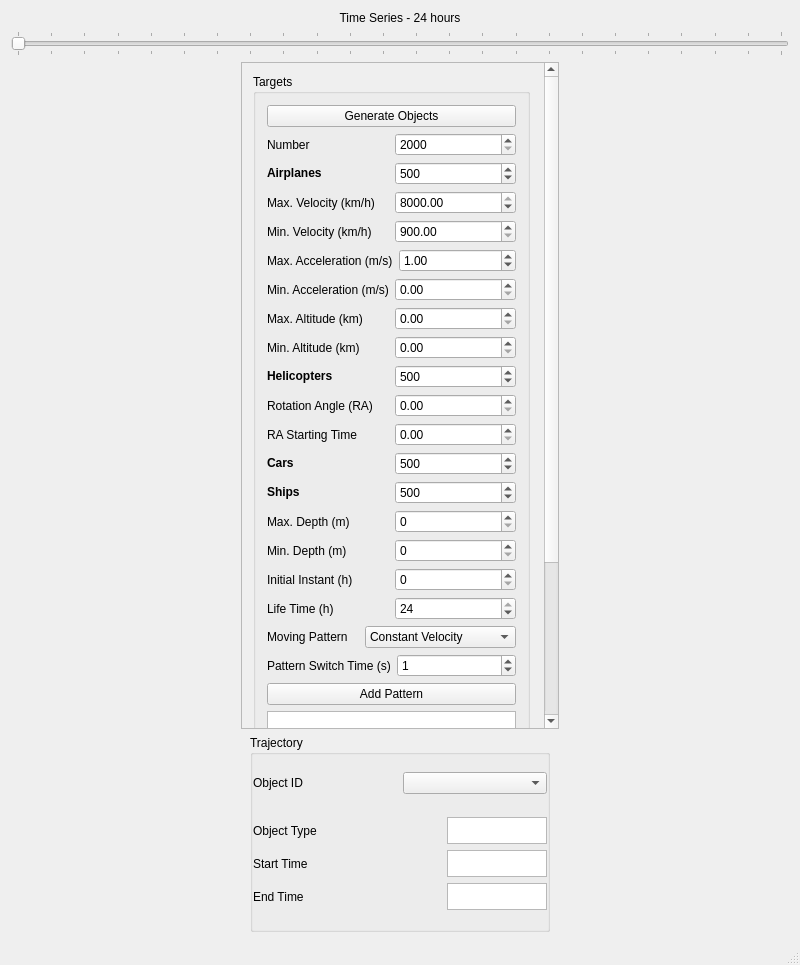
The window that mainwindow.ui (sergiosvieira/mog) describes before a commit, drawn with Qt 5.
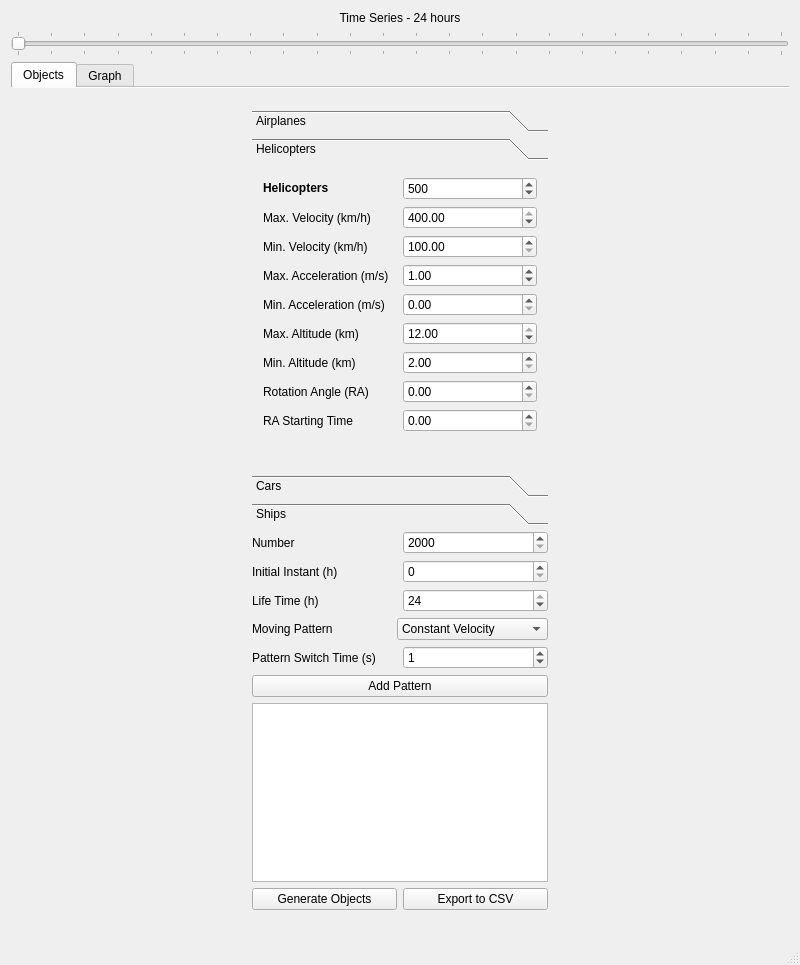
The same window after the commit. The open tabs and pages were chosen to show the change.

Diff of the .ui file:
```diff
--- a/mainwindow.ui
+++ b/mainwindow.ui
@@ -45,83 +45,61 @@
      </widget>
     </item>
     <item>
+     <widget class="QTabWidget" name="tabWidget">
+      <property name="tabShape">
+       <enum>QTabWidget::Rounded</enum>
+      </property>
+      <property name="currentIndex">
+       <number>0</number>
+      </property>
+      <property name="documentMode">
+       <bool>true</bool>
+      </property>
+      <widget class="QWidget" name="tab">
+       <attribute name="title">
+        <string>Objects</string>
+       </attribute>
+       <layout class="QVBoxLayout" name="verticalLayout">
+        <item>
      <layout class="QHBoxLayout" name="air_hlayout" stretch="0">
       <property name="sizeConstraint">
        <enum>QLayout::SetMaximumSize</enum>
       </property>
       <item>
-       <widget class="QScrollArea" name="scrollArea">
-        <property name="minimumSize">
-         <size>
-          <width>0</width>
-          <height>0</height>
-         </size>
-        </property>
+           <layout class="QVBoxLayout" name="verticalLayout_5">
+            <item>
+             <widget class="QWidget" name="widget" native="true">
         <property name="maximumSize">
          <size>
           <width>318</width>
           <height>16777215</height>
          </size>
         </property>
-        <property name="widgetResizable">
-         <bool>true</bool>
-        </property>
-        <widget class="QWidget" name="scrollAreaWidgetContents_3">
-         <property name="geometry">
-          <rect>
-           <x>0</x>
-           <y>0</y>
-           <width>301</width>
-           <height>1016</height>
-          </rect>
-         </property>
          <layout class="QVBoxLayout" name="verticalLayout_2">
           <item>
-           <widget class="QGroupBox" name="groupBox_3">
-            <property name="sizePolicy">
-             <sizepolicy hsizetype="Expanding" vsizetype="Expanding">
-              <horstretch>0</horstretch>
-              <verstretch>0</verstretch>
-             </sizepolicy>
-            </property>
-            <property name="maximumSize">
+                <widget class="QToolBox" name="toolBox">
+                 <property name="minimumSize">
              <size>
-              <width>277</width>
-              <height>16777215</height>
-             </size>
-            </property>
-            <property name="title">
-             <string>Targets</string>
-            </property>
-            <layout class="QVBoxLayout" name="verticalLayout_4">
-             <item>
-              <widget class="QPushButton" name="btn_air_generate">
-               <property name="text">
-                <string>Generate Objects</string>
-               </property>
-              </widget>
-             </item>
-             <item>
-              <layout class="QHBoxLayout" name="horizontalLayout_2">
-               <item>
-                <widget class="QLabel" name="label">
-                 <property name="text">
-                  <string>Number</string>
-                 </property>
-                </widget>
-               </item>
-               <item>
-                <widget class="QSpinBox" name="number">
-                 <property name="minimum">
-                  <number>2000</number>
-                 </property>
-                 <property name="maximum">
-                  <number>6000</number>
-                 </property>
-                </widget>
-               </item>
-              </layout>
-             </item>
+                   <width>0</width>
+                   <height>0</height>
+                  </size>
+                 </property>
+                 <property name="currentIndex">
+                  <number>0</number>
+                 </property>
+                 <widget class="QWidget" name="page_3">
+                  <property name="geometry">
+                   <rect>
+                    <x>0</x>
+                    <y>0</y>
+                    <width>279</width>
+                    <height>276</height>
+                   </rect>
+                  </property>
+                  <attribute name="label">
+                   <string>Airplanes</string>
+                  </attribute>
+                  <layout class="QVBoxLayout" name="verticalLayout_6">
              <item>
               <layout class="QHBoxLayout" name="horizontalLayout">
                <item>
@@ -234,6 +212,9 @@
                  <property name="maximum">
                   <double>112.000000000000000</double>
                  </property>
+                       <property name="value">
+                        <double>112.000000000000000</double>
+                       </property>
                 </widget>
                </item>
               </layout>
@@ -248,10 +229,42 @@
                 </widget>
                </item>
                <item>
-                <widget class="QDoubleSpinBox" name="MinAlt"/>
+                      <widget class="QDoubleSpinBox" name="minAltAir">
+                       <property name="minimum">
+                        <double>10.000000000000000</double>
+                       </property>
+                      </widget>
                </item>
               </layout>
              </item>
+                   <item>
+                    <spacer name="verticalSpacer">
+                     <property name="orientation">
+                      <enum>Qt::Vertical</enum>
+                     </property>
+                     <property name="sizeHint" stdset="0">
+                      <size>
+                       <width>20</width>
+                       <height>40</height>
+                      </size>
+                     </property>
+                    </spacer>
+                   </item>
+                  </layout>
+                 </widget>
+                 <widget class="QWidget" name="page_4">
+                  <property name="geometry">
+                   <rect>
+                    <x>0</x>
+                    <y>0</y>
+                    <width>279</width>
+                    <height>348</height>
+                   </rect>
+                  </property>
+                  <attribute name="label">
+                   <string>Helicopters</string>
+                  </attribute>
+                  <layout class="QVBoxLayout" name="verticalLayout_7">
              <item>
               <layout class="QHBoxLayout" name="horizontalLayout_39">
                <item>
@@ -273,6 +286,125 @@
                </item>
               </layout>
              </item>
+                   <item>
+                    <layout class="QHBoxLayout" name="horizontalLayout_15">
+                     <item>
+                      <widget class="QLabel" name="maxVelHeliLabel">
+                       <property name="text">
+                        <string>Max. Velocity (km/h)</string>
+                       </property>
+                      </widget>
+                     </item>
+                     <item>
+                      <widget class="QDoubleSpinBox" name="maxVelHeli">
+                       <property name="minimum">
+                        <double>0.000000000000000</double>
+                       </property>
+                       <property name="maximum">
+                        <double>400.000000000000000</double>
+                       </property>
+                       <property name="value">
+                        <double>400.000000000000000</double>
+                       </property>
+                      </widget>
+                     </item>
+                    </layout>
+                   </item>
+                   <item>
+                    <layout class="QHBoxLayout" name="horizontalLayout_16">
+                     <item>
+                      <widget class="QLabel" name="label_13">
+                       <property name="text">
+                        <string>Min. Velocity (km/h)</string>
+                       </property>
+                      </widget>
+                     </item>
+                     <item>
+                      <widget class="QDoubleSpinBox" name="minVelHeli">
+                       <property name="minimum">
+                        <double>100.000000000000000</double>
+                       </property>
+                       <property name="maximum">
+                        <double>400.000000000000000</double>
+                       </property>
+                      </widget>
+                     </item>
+                    </layout>
+                   </item>
+                   <item>
+                    <layout class="QHBoxLayout" name="horizontalLayout_17">
+                     <item>
+                      <widget class="QLabel" name="label_14">
+                       <property name="text">
+                        <string>Max. Acceleration (m/s)</string>
+                       </property>
+                      </widget>
+                     </item>
+                     <item>
+                      <widget class="QDoubleSpinBox" name="maxAccelHeli">
+                       <property name="value">
+                        <double>1.000000000000000</double>
+                       </property>
+                      </widget>
+                     </item>
+                    </layout>
+                   </item>
+                   <item>
+                    <layout class="QHBoxLayout" name="horizontalLayout_18">
+                     <item>
+                      <widget class="QLabel" name="label_15">
+                       <property name="text">
+                        <string>Min. Acceleration (m/s)</string>
+                       </property>
+                      </widget>
+                     </item>
+                     <item>
+                      <widget class="QDoubleSpinBox" name="minAccelHeli"/>
+                     </item>
+                    </layout>
+                   </item>
+                   <item>
+                    <layout class="QHBoxLayout" name="horizontalLayout_19">
+                     <item>
+                      <widget class="QLabel" name="label_16">
+                       <property name="text">
+                        <string>Max. Altitude (km)</string>
+                       </property>
+                      </widget>
+                     </item>
+                     <item>
+                      <widget class="QDoubleSpinBox" name="maxAltHeli">
+                       <property name="maximum">
+                        <double>12.000000000000000</double>
+                       </property>
+                       <property name="value">
+                        <double>12.000000000000000</double>
+                       </property>
+                      </widget>
+                     </item>
+                    </layout>
+                   </item>
+                   <item>
+                    <layout class="QHBoxLayout" name="horizontalLayout_20">
+                     <item>
+                      <widget class="QLabel" name="label_17">
+                       <property name="text">
+                        <string>Min. Altitude (km)</string>
+                       </property>
+                      </widget>
+                     </item>
+                     <item>
+                      <widget class="QDoubleSpinBox" name="minAltHeli">
+                       <property name="minimum">
+                        <double>2.000000000000000</double>
+                       </property>
+                       <property name="maximum">
+                        <double>12.000000000000000</double>
+                       </property>
+                      </widget>
+                     </item>
+                    </layout>
+                   </item>
              <item>
               <layout class="QHBoxLayout" name="horizontalLayout_9">
                <item>
@@ -310,6 +442,34 @@
               </layout>
              </item>
              <item>
+                    <spacer name="verticalSpacer_2">
+                     <property name="orientation">
+                      <enum>Qt::Vertical</enum>
+                     </property>
+                     <property name="sizeHint" stdset="0">
+                      <size>
+                       <width>20</width>
+                       <height>40</height>
+                      </size>
+                     </property>
+                    </spacer>
+                   </item>
+                  </layout>
+                 </widget>
+                 <widget class="QWidget" name="page_5">
+                  <property name="geometry">
+                   <rect>
+                    <x>0</x>
+                    <y>0</y>
+                    <width>279</width>
+                    <height>204</height>
+                   </rect>
+                  </property>
+                  <attribute name="label">
+                   <string>Cars</string>
+                  </attribute>
+                  <layout class="QVBoxLayout" name="verticalLayout_10">
+                   <item>
               <layout class="QHBoxLayout" name="horizontalLayout_37">
                <item>
                 <widget class="QLabel" name="label_38">
@@ -331,6 +491,111 @@
               </layout>
              </item>
              <item>
+                    <layout class="QHBoxLayout" name="horizontalLayout_21">
+                     <item>
+                      <widget class="QLabel" name="label_18">
+                       <property name="text">
+                        <string>Max. Velocity (km/h)</string>
+                       </property>
+                      </widget>
+                     </item>
+                     <item>
+                      <widget class="QDoubleSpinBox" name="maxVelCar">
+                       <property name="minimum">
+                        <double>40.000000000000000</double>
+                       </property>
+                       <property name="maximum">
+                        <double>500.000000000000000</double>
+                       </property>
+                       <property name="value">
+                        <double>500.000000000000000</double>
+                       </property>
+                      </widget>
+                     </item>
+                    </layout>
+                   </item>
+                   <item>
+                    <layout class="QHBoxLayout" name="horizontalLayout_22">
+                     <item>
+                      <widget class="QLabel" name="label_19">
+                       <property name="text">
+                        <string>Min. Velocity (km/h)</string>
+                       </property>
+                      </widget>
+                     </item>
+                     <item>
+                      <widget class="QDoubleSpinBox" name="minVelCar">
+                       <property name="minimum">
+                        <double>40.000000000000000</double>
+                       </property>
+                       <property name="maximum">
+                        <double>500.000000000000000</double>
+                       </property>
+                      </widget>
+                     </item>
+                    </layout>
+                   </item>
+                   <item>
+                    <layout class="QHBoxLayout" name="horizontalLayout_23">
+                     <item>
+                      <widget class="QLabel" name="label_20">
+                       <property name="text">
+                        <string>Max. Acceleration (m/s)</string>
+                       </property>
+                      </widget>
+                     </item>
+                     <item>
+                      <widget class="QDoubleSpinBox" name="maxAccelCar">
+                       <property name="value">
+                        <double>1.000000000000000</double>
+                       </property>
+                      </widget>
+                     </item>
+                    </layout>
+                   </item>
+                   <item>
+                    <layout class="QHBoxLayout" name="horizontalLayout_24">
+                     <item>
+                      <widget class="QLabel" name="label_21">
+                       <property name="text">
+                        <string>Min. Acceleration (m/s)</string>
+                       </property>
+                      </widget>
+                     </item>
+                     <item>
+                      <widget class="QDoubleSpinBox" name="minAccelCar"/>
+                     </item>
+                    </layout>
+                   </item>
+                   <item>
+                    <spacer name="verticalSpacer_3">
+                     <property name="orientation">
+                      <enum>Qt::Vertical</enum>
+                     </property>
+                     <property name="sizeHint" stdset="0">
+                      <size>
+                       <width>20</width>
+                       <height>40</height>
+                      </size>
+                     </property>
+                    </spacer>
+                   </item>
+                  </layout>
+                 </widget>
+                 <widget class="QWidget" name="page_6">
+                  <property name="geometry">
+                   <rect>
+                    <x>0</x>
+                    <y>0</y>
+                    <width>279</width>
+                    <height>276</height>
+                   </rect>
+                  </property>
+                  <attribute name="label">
+                   <string>Ships</string>
+                  </attribute>
+                  <layout class="QVBoxLayout" name="verticalLayout_11">
+                   <item>
               <layout class="QHBoxLayout" name="horizontalLayout_38">
                <item>
                 <widget class="QLabel" name="label_39">
@@ -363,7 +628,10 @@
                <item>
                 <widget class="QSpinBox" name="spinBox">
                  <property name="maximum">
-                  <number>600</number>
+                        <number>6000</number>
+                       </property>
+                       <property name="value">
+                        <number>6000</number>
                  </property>
                 </widget>
                </item>
@@ -381,7 +649,45 @@
                <item>
                 <widget class="QSpinBox" name="spinBox_4">
                  <property name="maximum">
-                  <number>600</number>
+                        <number>6000</number>
+                       </property>
+                      </widget>
+                     </item>
+                    </layout>
+                   </item>
+                   <item>
+                    <spacer name="verticalSpacer_4">
+                     <property name="orientation">
+                      <enum>Qt::Vertical</enum>
+                     </property>
+                     <property name="sizeHint" stdset="0">
+                      <size>
+                       <width>20</width>
+                       <height>40</height>
+                      </size>
+                     </property>
+                    </spacer>
+                   </item>
+                  </layout>
+                 </widget>
+                </widget>
+               </item>
+               <item>
+                <layout class="QHBoxLayout" name="horizontalLayout_2">
+                 <item>
+                  <widget class="QLabel" name="label">
+                   <property name="text">
+                    <string>Number</string>
+                   </property>
+                  </widget>
+                 </item>
+                 <item>
+                  <widget class="QSpinBox" name="number">
+                   <property name="minimum">
+                    <number>2000</number>
+                   </property>
+                   <property name="maximum">
+                    <number>6000</number>
                  </property>
                 </widget>
                </item>
@@ -489,20 +795,43 @@
                <property name="minimumSize">
                 <size>
                  <width>0</width>
-                 <height>200</height>
+                   <height>120</height>
                 </size>
                </property>
               </widget>
              </item>
-            </layout>
-           </widget>
-          </item>
-         </layout>
-        </widget>
-       </widget>
+               <item>
+                <layout class="QHBoxLayout" name="horizontalLayout_29">
+                 <item>
+                  <widget class="QPushButton" name="btn_air_generate">
+                   <property name="text">
+                    <string>Generate Objects</string>
+                   </property>
+                  </widget>
+                 </item>
+                 <item>
+                  <widget class="QPushButton" name="pushButton">
+                   <property name="text">
+                    <string>Export to CSV</string>
+                   </property>
+                  </widget>
+                 </item>
+                </layout>
+               </item>
+              </layout>
+             </widget>
       </item>
      </layout>
     </item>
+         </layout>
+        </item>
+       </layout>
+      </widget>
+      <widget class="QWidget" name="tab_2">
+       <attribute name="title">
+        <string>Graph</string>
+       </attribute>
+       <layout class="QVBoxLayout" name="verticalLayout_3">
     <item>
      <layout class="QHBoxLayout" name="trajectoryHLayout">
       <property name="sizeConstraint">
@@ -668,6 +997,10 @@
        </widget>
       </item>
      </layout>
+        </item>
+       </layout>
+      </widget>
+     </widget>
     </item>
    </layout>
   </widget>
```
Left out of the diff: 93 changed lines with no effect on the pictures. Lines whose indentation alone changed are shown as unchanged.
